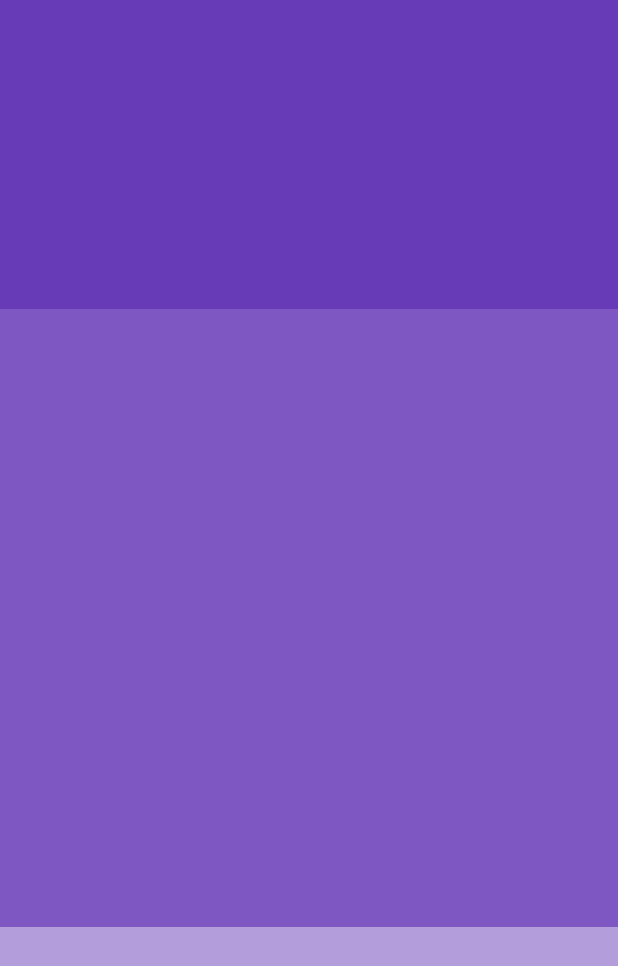
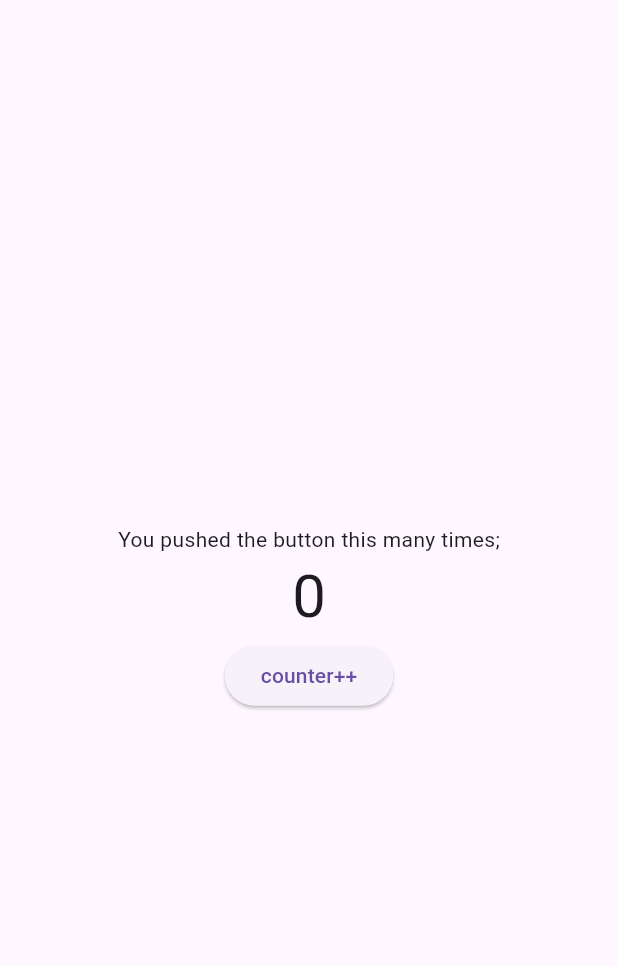
Before and after one commit to xiaofan-14/flutter-demo, a Flutter app: the screen it shows after launch, on a phone screen of 412 x 824 dp. Shown: the top 966 px of the screen. Run offline on Flutter 3.47's test engine with Material 3 defaults, Android fonts, the phone set to English and light mode, and no system bars.

Commit message:
有状态组件

```diff
--- a/lib/main.dart
+++ b/lib/main.dart
@@ -1,7 +1,8 @@
 import 'package:flutter/material.dart';
+import 'package:flutter_application_1/page/counter_page.dart';
 
 void main() {
-  runApp(const MyApp());
+  runApp(MyApp());
 }
 
 class MyApp extends StatelessWidget {
@@ -11,21 +12,7 @@ class MyApp extends StatelessWidget {
   Widget build(BuildContext context) {
     return MaterialApp(
       debugShowCheckedModeBanner: false,
-      home: Scaffold(
-        body: Column(
-          crossAxisAlignment: CrossAxisAlignment.start,
-          children: [
-            // 1st box
-            Expanded(child: Container(color: Colors.deepPurple)),
-
-            // 2st box
-            Expanded(flex: 2, child: Container(color: Colors.deepPurple[400])),
-
-            // 3st box
-            Expanded(child: Container(color: Colors.deepPurple[200])),
-          ],
-        ),
-      ),
+      home: CounterPage(),
     );
   }
 }
--- /dev/null
+++ b/lib/page/counter_page.dart
@@ -0,0 +1,35 @@
+import "package:flutter/material.dart";
+
+class CounterPage extends StatefulWidget {
+  const CounterPage({super.key});
+
+  @override
+  State<CounterPage> createState() => _CounterPageState();
+}
+
+class _CounterPageState extends State<CounterPage> {
+  // variable
+  int _counter = 0;
+  // method
+  void _incrementCounter(){
+    setState(() {
+      _counter++;
+    });
+  }
+  // UI
+  @override
+  Widget build(BuildContext context) {
+    return Scaffold(
+      body: Center(
+        child: Column(
+          mainAxisAlignment: MainAxisAlignment.center,
+          children: [
+            Text("You pushed the button this many times;"),
+            Text(_counter.toString(), style: TextStyle(fontSize: 40),),
+            ElevatedButton(onPressed: _incrementCounter, child: Text("counter++"))
+          ],
+        ),
+      ),
+    );
+  }
+}
```
